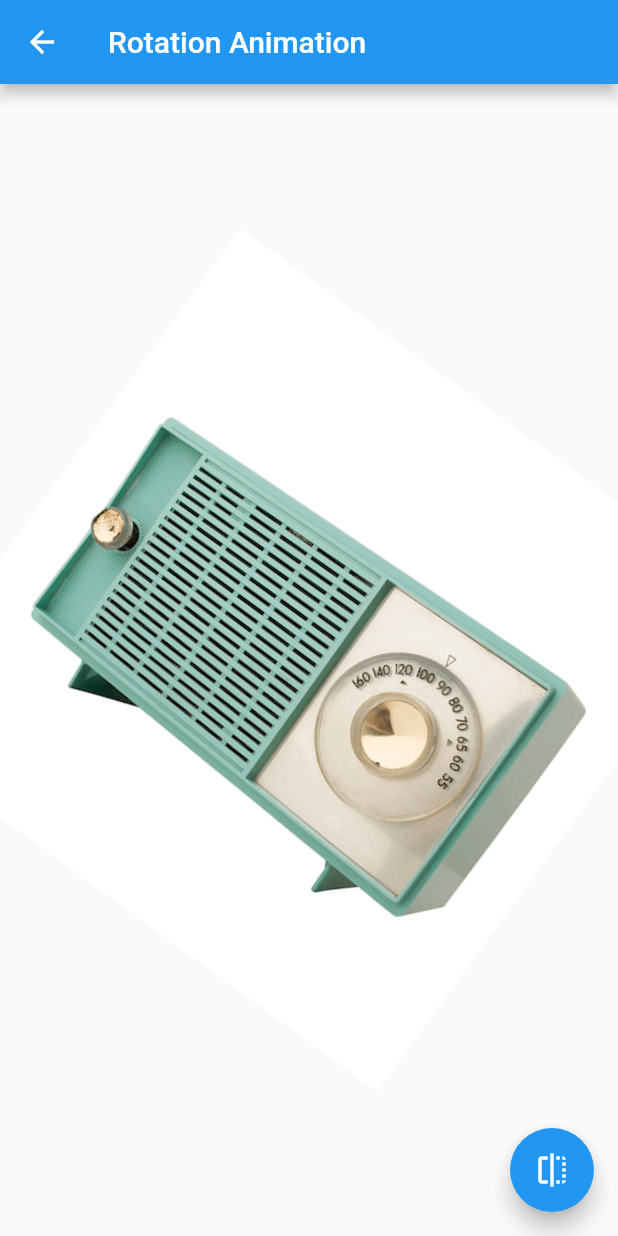
After one commit to vuphananh/learn_flutter, a Flutter app: the AnimList screen opened by its route, after a tap on "Rotation Animation", on a phone screen of 412 x 824 dp. The commit adds this screen. Run offline on Flutter 3.47's test engine with Material 2 defaults, Android fonts, the phone set to English and light mode, and no system bars.

Commit message:
- VU: Add rotation anim

```diff
--- /dev/null
+++ b/lib/demo/AnimList/AnimRotation/rotation.dart
@@ -0,0 +1,60 @@
+import 'package:flutter/material.dart';
+import 'package:flutter/scheduler.dart' show timeDilation;
+
+// The StatefulWidget's job is to take in some data and create a State class.
+// In this case, our Widget takes in a title, and creates a _MyHomePageState.
+class Rotation extends StatefulWidget {
+
+  @override
+  _MyHomePageState createState() => new _MyHomePageState();
+}
+
+// The State class is responsible for two things: holding some data we can
+// update and building the UI using that data.
+class _MyHomePageState extends State<Rotation> with SingleTickerProviderStateMixin{
+  // Whether the green box should be visible or invisible
+  bool _isRotation = false;
+  AnimationController _animation;
+
+
+  @override
+  void initState() {
+    _animation = new AnimationController(
+      duration: Duration(milliseconds: (1000*timeDilation).toInt()),
+      vsync: this,
+    )..repeat();
+  }
+
+  @override
+  Widget build(BuildContext context) {
+    return new Scaffold(
+      appBar: new AppBar(
+        title: new Text("Rotation Animation"),
+      ),
+      body: new Center(
+        child: new RotationTransition(
+          turns: _animation,
+          // The green box needs to be the child of the AnimatedOpacity
+          child: new Image.asset('assets/shrine/products/radio.png'),
+
+        ),
+      ),
+      floatingActionButton: new FloatingActionButton(
+        onPressed: () {
+          // Make sure we call setState! This will tell Flutter to rebuild the
+          // UI with our changes!
+          setState(() {
+            if (_isRotation) {
+              _animation.repeat();
+            } else {
+              _animation.stop();
+            }
+            _isRotation = !_isRotation;
+          });
+        },
+        tooltip: 'Toggle Opacity',
+        child: new Icon(Icons.flip),
+      ), // This trailing comma makes auto-formatting nicer for build methods.
+    );
+  }
+}
--- a/lib/demo/AnimList/anim_list.dart
+++ b/lib/demo/AnimList/anim_list.dart
@@ -30,6 +30,12 @@ class AnimList extends StatelessWidget {
             onTap: () {
               onAnim(2);
             },
+          ),
+          new ListTile(
+            title: new Text('Rotation Animation'),
+            onTap: () {
+              onAnim(3);
+            },
           )
         ],
       ),
@@ -47,6 +53,9 @@ class AnimList extends StatelessWidget {
       case 2:
         Navigator.of(mContext).pushNamed('/AnimFadeOut');
         break;
+      case 3:
+        Navigator.of(mContext).pushNamed('/AnimRotation');
+        break;
     }
   }
 }
--- a/lib/main.dart
+++ b/lib/main.dart
@@ -5,6 +5,7 @@ import 'package:learn_flutter_app/demo/AnimViewProducts/shrine/shrine_demo.dart'
 import 'package:learn_flutter_app/demo/AnimList/AnimFadeIn/fade_in.dart';
 import 'package:learn_flutter_app/demo/AnimList/AnimFadeOut/fade_out.dart';
 import 'package:learn_flutter_app/demo/AnimList/AnimStaggered/staggered.dart';
+import 'package:learn_flutter_app/demo/AnimList/AnimRotation/rotation.dart';
 import 'package:learn_flutter_app/demo/AnimList/anim_list.dart';
 import 'package:flutter/scheduler.dart' show timeDilation;
 
@@ -17,6 +18,7 @@ void main() => runApp(
         '/AnimStaggered': (BuildContext context) =>  new Staggered(),
         '/AnimFadeIn': (BuildContext context) =>  new FadeIn(),
         '/AnimFadeOut': (BuildContext context) =>  new FadeOut(),
+        '/AnimRotation': (BuildContext context) =>  new Rotation(),
       }
     )
 );
```
